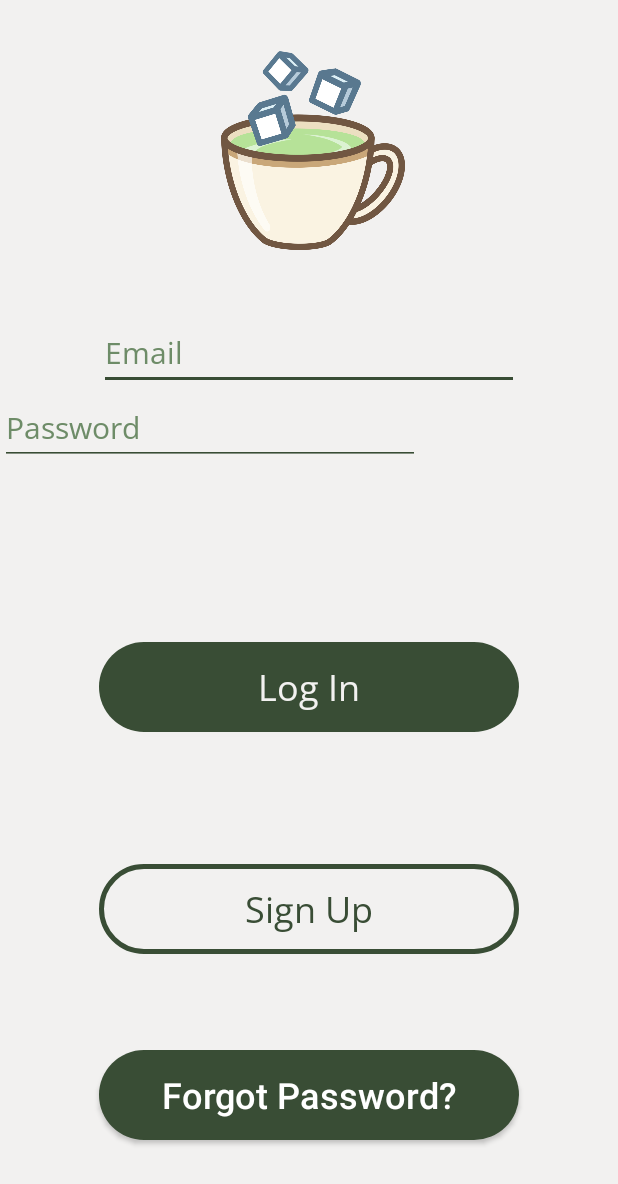
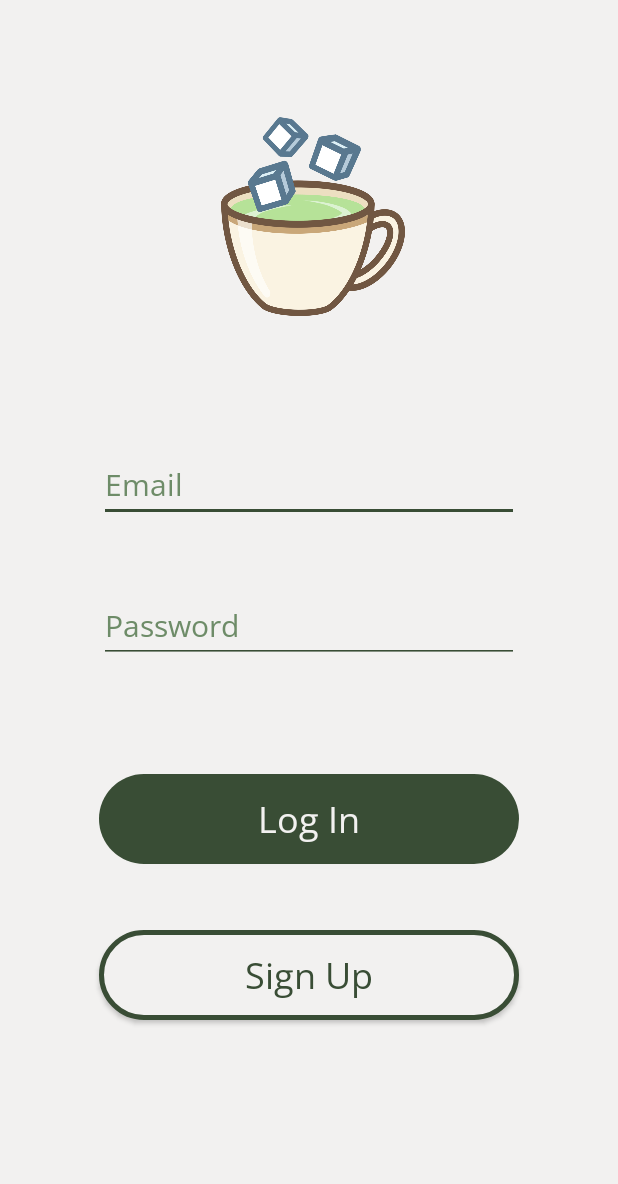
Before and after one commit to sethadre/cup_of_sugar, an Android app: the screen it shows after launch (LoginActivity), on a phone screen of 412 x 824 dp. Shown: the top 1184 px of the screen. Run offline under Robolectric (Android 15) with nearby library versions, the phone set to English and light mode, and no system bars; our stand-ins replace Firebase (no records; nobody signed in at launch, a user with empty details on screens opened directly).

Commit message:
commented out tips & forgot pass

```diff
--- a/app/src/main/java/com/example/cupofsugar/LoginActivity.kt
+++ b/app/src/main/java/com/example/cupofsugar/LoginActivity.kt
@@ -23,12 +23,12 @@ class LoginActivity : AppCompatActivity() {
         auth= FirebaseAuth.getInstance()
         supportActionBar?.hide()
 
-        val forgotPasswordButton = findViewById<Button>(R.id.forgotPasswordButton)
-        forgotPasswordButton.setOnClickListener {
-            val intent = Intent(this, ForgotPasswordActivity::class.java)
-            startActivity(intent)
-            finish()
-        }
+//        val forgotPasswordButton = findViewById<Button>(R.id.forgotPasswordButton)
+//        forgotPasswordButton.setOnClickListener {
+//            val intent = Intent(this, ForgotPasswordActivity::class.java)
+//            startActivity(intent)
+//            finish()
+//        }
     }
 
     fun login(view: View){
--- a/app/src/main/res/layout/activity_login.xml
+++ b/app/src/main/res/layout/activity_login.xml
@@ -45,21 +45,21 @@
         app:layout_constraintStart_toStartOf="parent"
         app:layout_constraintTop_toBottomOf="@+id/buttonLogin" />
 
-    <android.widget.Button
-        android:id="@+id/forgotPasswordButton"
-        android:layout_width="280dp"
-        android:layout_height="60dp"
-        android:background="@drawable/round_button"
-        android:elevation="0dp"
-        android:text="Forgot Password?"
-        android:textColor="@color/white"
-        android:textColorLink="#FFFFFF"
-        android:textSize="24sp"
-        app:layout_constraintBottom_toBottomOf="parent"
-        app:layout_constraintEnd_toEndOf="@+id/buttonSignUp"
-        app:layout_constraintStart_toStartOf="@+id/buttonSignUp"
-        app:layout_constraintTop_toBottomOf="@+id/buttonSignUp"
-        app:rippleColor="#502A2A" />
+<!--    <android.widget.Button-->
+<!--        android:id="@+id/forgotPasswordButton"-->
+<!--        android:layout_width="280dp"-->
+<!--        android:layout_height="60dp"-->
+<!--        android:background="@drawable/round_button"-->
+<!--        android:elevation="0dp"-->
+<!--        android:text="Forgot Password?"-->
+<!--        android:textColor="@color/white"-->
+<!--        android:textColorLink="#FFFFFF"-->
+<!--        android:textSize="24sp"-->
+<!--        app:layout_constraintBottom_toBottomOf="parent"-->
+<!--        app:layout_constraintEnd_toEndOf="@+id/buttonSignUp"-->
+<!--        app:layout_constraintStart_toStartOf="@+id/buttonSignUp"-->
+<!--        app:layout_constraintTop_toBottomOf="@+id/buttonSignUp"-->
+<!--        app:rippleColor="#502A2A" />-->
 
     <EditText
         android:id="@+id/editTextEmailAddress"
@@ -90,7 +90,9 @@
         android:backgroundTint="@color/green"
         android:fontFamily="@font/open_sans"
         app:layout_constraintStart_toStartOf="parent"
-        app:layout_constraintTop_toBottomOf="@+id/editTextEmailAddress" />
+        app:layout_constraintEnd_toEndOf="parent"
+        app:layout_constraintTop_toBottomOf="@+id/editTextEmailAddress"
+        app:layout_constraintBottom_toTopOf="@id/buttonLogin"/>
 
     <ImageView
         android:id="@+id/image_CoS"
```
Also changed, not shown: app/src/main/java/com/example/cupofsugar/HelpActivity.kt (+6 -6 lines), app/src/main/res/layout/activity_help.xml (+16 -16 lines), app/src/main/res/layout/activity_resource.xml (+29 -9 lines).
